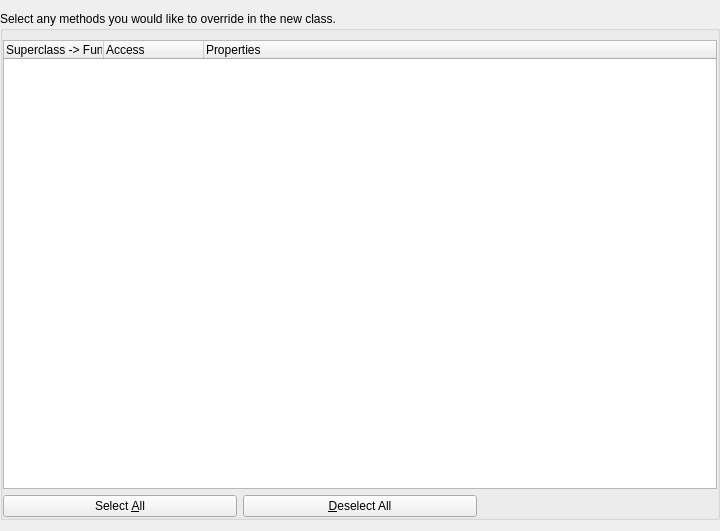
Above: plugins/filetemplates/ui/overridevirtuals.ui from KDE/kdevelop before the change. Below: the same form after it.
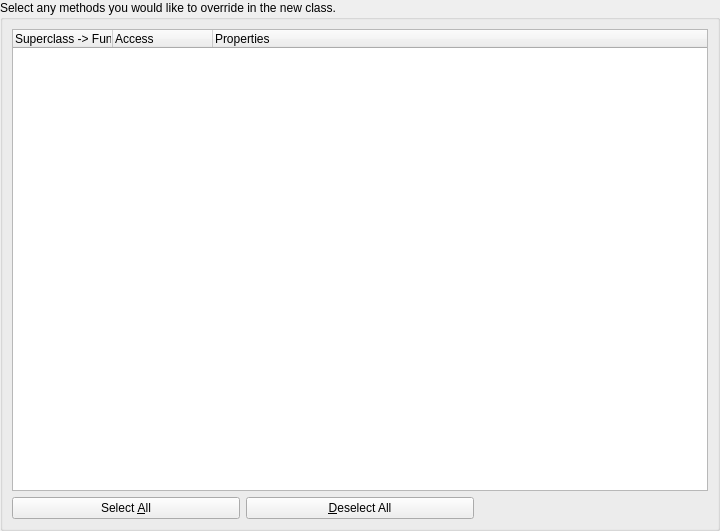
That is the form after the change.

Commit message: File templates dialog: add some margin between buttons and border

```diff
--- a/plugins/filetemplates/ui/overridevirtuals.ui
+++ b/plugins/filetemplates/ui/overridevirtuals.ui
@@ -11,10 +11,7 @@
    </rect>
   </property>
   <layout class="QVBoxLayout" name="verticalLayout_2">
-   <property name="leftMargin">
-    <number>0</number>
-   </property>
-   <property name="rightMargin">
+   <property name="margin">
     <number>0</number>
    </property>
    <item>
@@ -23,15 +20,6 @@
       <string>Select any methods you would like to override in the new class.</string>
      </property>
      <layout class="QVBoxLayout" name="verticalLayout_3">
-      <property name="leftMargin">
-       <number>0</number>
-      </property>
-      <property name="rightMargin">
-       <number>0</number>
-      </property>
-      <property name="bottomMargin">
-       <number>0</number>
-      </property>
       <item>
        <widget class="QTreeWidget" name="overridesTree">
         <property name="rootIsDecorated">
```
